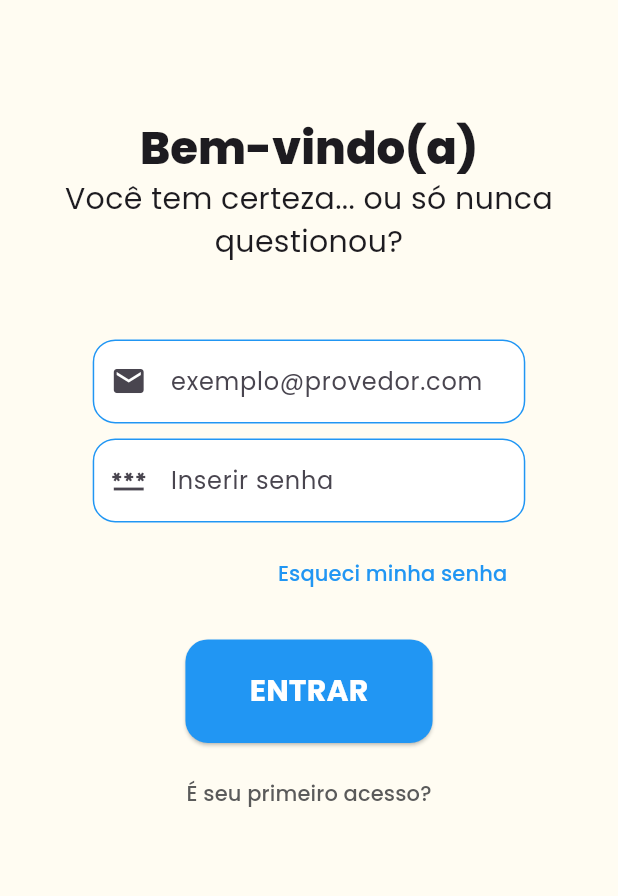
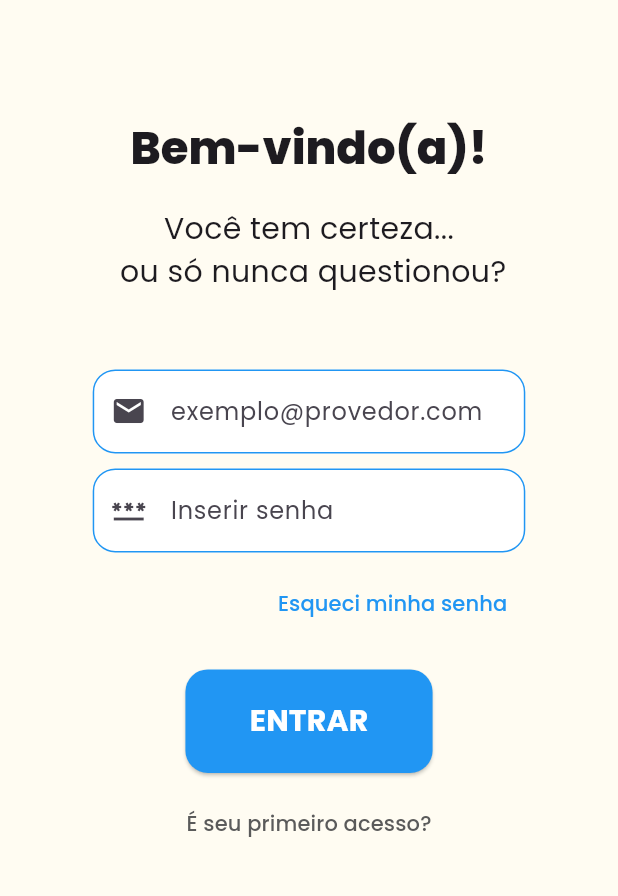
Before and after one commit to aliceclimas/socratize, a Flutter app: the screen it shows after launch, on a phone screen of 412 x 824 dp, the part 185-1081 px from its top. Run offline on Flutter 3.47's test engine with Material 3 defaults, Android fonts, the phone set to English and light mode, and no system bars; our stand-ins replace barcode_widget, chat_bubbles, cloud_firestore, firebase_auth, firebase_core, flutter_dotenv and 2 more; missing offline and left inert: mobile_scanner; accounts and stored records are empty.

Commit message:
altera mensagens da tela

```diff
--- a/lib/view/login.page.dart
+++ b/lib/view/login.page.dart
@@ -26,6 +26,7 @@ class _LoginPageState extends State<LoginPage> {
       // lógica para verificar se é terapeuta ou paciente
       String? id = FirebaseAuth.instance.currentUser?.uid;
       var userDoc = await FirebaseFirestore.instance.collection('users').doc(id).get();
+      print(userDoc);
 
       UserModel userModel = UserModel.fromMap(userDoc.id, userDoc.data()!);
       if (userModel.status == 'deleted') throw FirebaseAuthException(code: 'O usuário está deletado.', message: 'O usuário está deletado.');
@@ -73,11 +74,12 @@ class _LoginPageState extends State<LoginPage> {
                 ),
                 SizedBox(height: 80),
                 Text(
-                  "Bem-vindo(a)",
+                  "Bem-vindo(a)!",
                   style: Theme.of(context).textTheme.headlineLarge,
                 ),
+                SizedBox(height: 20,),
                 Text(
-                  "Você tem certeza... ou só nunca questionou?",
+                  "Você tem certeza... \n ou só nunca questionou?",
                   textAlign: TextAlign.center,
                   style: TextStyle(fontSize: 20),
                 ),
```
